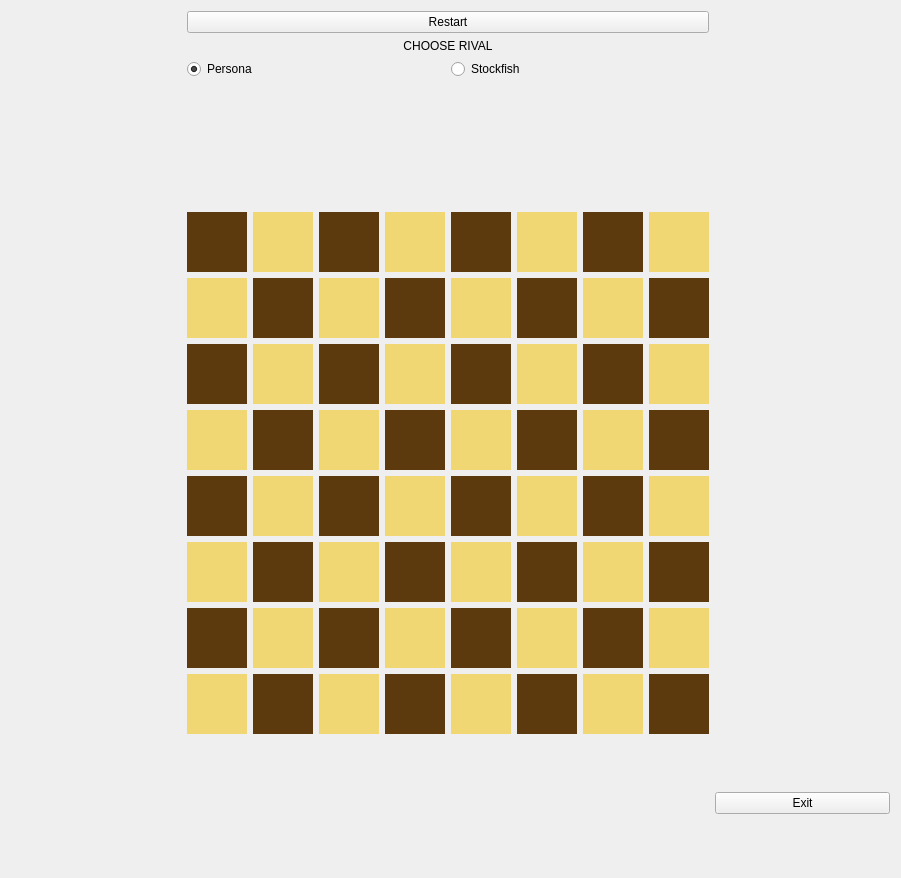
Old version of the form chess.ui in the repository HectorAy6/Chess_with_AI.
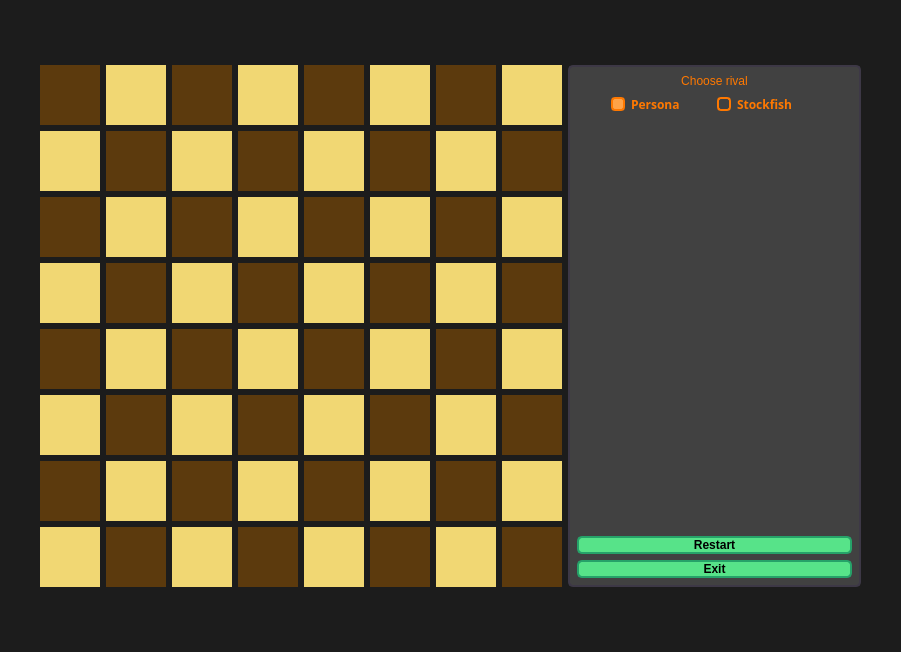
New version of the form. Icons and pictures are not drawn. Custom widgets are drawn as their Qt base class.

```diff
--- a/chess.ui
+++ b/chess.ui
@@ -7,54 +7,1077 @@
     <x>0</x>
     <y>0</y>
     <width>901</width>
-    <height>878</height>
+    <height>652</height>
    </rect>
   </property>
+  <property name="palette">
+   <palette>
+    <active>
+     <colorrole role="Base">
+      <brush brushstyle="SolidPattern">
+       <color alpha="255">
+        <red>255</red>
+        <green>255</green>
+        <blue>255</blue>
+       </color>
+      </brush>
+     </colorrole>
+     <colorrole role="Window">
+      <brush brushstyle="SolidPattern">
+       <color alpha="255">
+        <red>28</red>
+        <green>28</green>
+        <blue>28</blue>
+       </color>
+      </brush>
+     </colorrole>
+     <colorrole role="HighlightedText">
+      <brush brushstyle="SolidPattern">
+       <color alpha="255">
+        <red>36</red>
+        <green>31</green>
+        <blue>49</blue>
+       </color>
+      </brush>
+     </colorrole>
+    </active>
+    <inactive>
+     <colorrole role="Base">
+      <brush brushstyle="SolidPattern">
+       <color alpha="255">
+        <red>255</red>
+        <green>255</green>
+        <blue>255</blue>
+       </color>
+      </brush>
+     </colorrole>
+     <colorrole role="Window">
+      <brush brushstyle="SolidPattern">
+       <color alpha="255">
+        <red>28</red>
+        <green>28</green>
+        <blue>28</blue>
+       </color>
+      </brush>
+     </colorrole>
+     <colorrole role="HighlightedText">
+      <brush brushstyle="SolidPattern">
+       <color alpha="255">
+        <red>255</red>
+        <green>255</green>
+        <blue>255</blue>
+       </color>
+      </brush>
+     </colorrole>
+    </inactive>
+    <disabled>
+     <colorrole role="Base">
+      <brush brushstyle="SolidPattern">
+       <color alpha="255">
+        <red>28</red>
+        <green>28</green>
+        <blue>28</blue>
+       </color>
+      </brush>
+     </colorrole>
+     <colorrole role="Window">
+      <brush brushstyle="SolidPattern">
+       <color alpha="255">
+        <red>28</red>
+        <green>28</green>
+        <blue>28</blue>
+       </color>
+      </brush>
+     </colorrole>
+     <colorrole role="HighlightedText">
+      <brush brushstyle="SolidPattern">
+       <color alpha="255">
+        <red>255</red>
+        <green>255</green>
+        <blue>255</blue>
+       </color>
+      </brush>
+     </colorrole>
+    </disabled>
+   </palette>
+  </property>
+  <property name="font">
+   <font>
+    <kerning>true</kerning>
+   </font>
+  </property>
+  <property name="acceptDrops">
+   <bool>false</bool>
+  </property>
   <property name="windowTitle">
    <string>chess</string>
   </property>
+  <property name="windowIcon">
+   <iconset resource="resources.qrc">
+    <normaloff>:/Images/Images/Rei_B.png</normaloff>:/Images/Images/Rei_B.png</iconset>
+  </property>
+  <property name="autoFillBackground">
+   <bool>false</bool>
+  </property>
+  <property name="styleSheet">
+   <string notr="true"/>
+  </property>
   <layout class="QGridLayout" name="gridLayout">
+   <item row="11" column="1">
+    <spacer name="verticalSpacer_2">
+     <property name="orientation">
+      <enum>Qt::Vertical</enum>
+     </property>
+     <property name="sizeHint" stdset="0">
+      <size>
+       <width>20</width>
+       <height>40</height>
+      </size>
+     </property>
+    </spacer>
+   </item>
    <item row="7" column="2">
-    <widget class="QPushButton" name="pushButton">
-     <property name="text">
-      <string>Exit</string>
+    <widget class="QWidget" name="widget" native="true">
+     <property name="palette">
+      <palette>
+       <active>
+        <colorrole role="Button">
+         <brush brushstyle="SolidPattern">
+          <color alpha="255">
+           <red>65</red>
+           <green>65</green>
+           <blue>65</blue>
+          </color>
+         </brush>
+        </colorrole>
+        <colorrole role="Base">
+         <brush brushstyle="SolidPattern">
+          <color alpha="255">
+           <red>65</red>
+           <green>65</green>
+           <blue>65</blue>
+          </color>
+         </brush>
+        </colorrole>
+        <colorrole role="Window">
+         <brush brushstyle="SolidPattern">
+          <color alpha="255">
+           <red>65</red>
+           <green>65</green>
+           <blue>65</blue>
+          </color>
+         </brush>
+        </colorrole>
+       </active>
+       <inactive>
+        <colorrole role="Button">
+         <brush brushstyle="SolidPattern">
+          <color alpha="255">
+           <red>65</red>
+           <green>65</green>
+           <blue>65</blue>
+          </color>
+         </brush>
+        </colorrole>
+        <colorrole role="Base">
+         <brush brushstyle="SolidPattern">
+          <color alpha="255">
+           <red>65</red>
+           <green>65</green>
+           <blue>65</blue>
+          </color>
+         </brush>
+        </colorrole>
+        <colorrole role="Window">
+         <brush brushstyle="SolidPattern">
+          <color alpha="255">
+           <red>65</red>
+           <green>65</green>
+           <blue>65</blue>
+          </color>
+         </brush>
+        </colorrole>
+       </inactive>
+       <disabled>
+        <colorrole role="Button">
+         <brush brushstyle="SolidPattern">
+          <color alpha="255">
+           <red>65</red>
+           <green>65</green>
+           <blue>65</blue>
+          </color>
+         </brush>
+        </colorrole>
+        <colorrole role="Base">
+         <brush brushstyle="SolidPattern">
+          <color alpha="255">
+           <red>65</red>
+           <green>65</green>
+           <blue>65</blue>
+          </color>
+         </brush>
+        </colorrole>
+        <colorrole role="Window">
+         <brush brushstyle="SolidPattern">
+          <color alpha="255">
+           <red>65</red>
+           <green>65</green>
+           <blue>65</blue>
+          </color>
+         </brush>
+        </colorrole>
+       </disabled>
+      </palette>
      </property>
+     <property name="autoFillBackground">
+      <bool>false</bool>
+     </property>
+     <property name="styleSheet">
+      <string notr="true">border-style: solid;
+border-color:rgb(61, 56, 70);
+border-radius: 5px;
+border-width: 2px;
+background-color:rgb(65, 65, 65);
+</string>
+     </property>
+     <layout class="QVBoxLayout" name="verticalLayout">
+      <item>
+       <widget class="QLabel" name="label">
+        <property name="palette">
+         <palette>
+          <active>
+           <colorrole role="WindowText">
+            <brush brushstyle="SolidPattern">
+             <color alpha="255">
+              <red>255</red>
+              <green>120</green>
+              <blue>0</blue>
+             </color>
+            </brush>
+           </colorrole>
+           <colorrole role="Button">
+            <brush brushstyle="SolidPattern">
+             <color alpha="255">
+              <red>65</red>
+              <green>65</green>
+              <blue>65</blue>
+             </color>
+            </brush>
+           </colorrole>
+           <colorrole role="Text">
+            <brush brushstyle="SolidPattern">
+             <color alpha="255">
+              <red>255</red>
+              <green>120</green>
+              <blue>0</blue>
+             </color>
+            </brush>
+           </colorrole>
+           <colorrole role="BrightText">
+            <brush brushstyle="SolidPattern">
+             <color alpha="255">
+              <red>255</red>
+              <green>120</green>
+              <blue>0</blue>
+             </color>
+            </brush>
+           </colorrole>
+           <colorrole role="ButtonText">
+            <brush brushstyle="SolidPattern">
+             <color alpha="255">
+              <red>255</red>
+              <green>120</green>
+              <blue>0</blue>
+             </color>
+            </brush>
+           </colorrole>
+           <colorrole role="Base">
+            <brush brushstyle="SolidPattern">
+             <color alpha="255">
+              <red>65</red>
+              <green>65</green>
+              <blue>65</blue>
+             </color>
+            </brush>
+           </colorrole>
+           <colorrole role="Window">
+            <brush brushstyle="SolidPattern">
+             <color alpha="255">
+              <red>65</red>
+              <green>65</green>
+              <blue>65</blue>
+             </color>
+            </brush>
+           </colorrole>
+           <colorrole role="PlaceholderText">
+            <brush brushstyle="SolidPattern">
+             <color alpha="128">
+              <red>255</red>
+              <green>120</green>
+              <blue>0</blue>
+             </color>
+            </brush>
+           </colorrole>
+          </active>
+          <inactive>
+           <colorrole role="WindowText">
+            <brush brushstyle="SolidPattern">
+             <color alpha="255">
+              <red>255</red>
+              <green>120</green>
+              <blue>0</blue>
+             </color>
+            </brush>
+           </colorrole>
+           <colorrole role="Button">
+            <brush brushstyle="SolidPattern">
+             <color alpha="255">
+              <red>65</red>
+              <green>65</green>
+              <blue>65</blue>
+             </color>
+            </brush>
+           </colorrole>
+           <colorrole role="Text">
+            <brush brushstyle="SolidPattern">
+             <color alpha="255">
+              <red>255</red>
+              <green>120</green>
+              <blue>0</blue>
+             </color>
+            </brush>
+           </colorrole>
+           <colorrole role="BrightText">
+            <brush brushstyle="SolidPattern">
+             <color alpha="255">
+              <red>255</red>
+              <green>120</green>
+              <blue>0</blue>
+             </color>
+            </brush>
+           </colorrole>
+           <colorrole role="ButtonText">
+            <brush brushstyle="SolidPattern">
+             <color alpha="255">
+              <red>255</red>
+              <green>120</green>
+              <blue>0</blue>
+             </color>
+            </brush>
+           </colorrole>
+           <colorrole role="Base">
+            <brush brushstyle="SolidPattern">
+             <color alpha="255">
+              <red>65</red>
+              <green>65</green>
+              <blue>65</blue>
+             </color>
+            </brush>
+           </colorrole>
+           <colorrole role="Window">
+            <brush brushstyle="SolidPattern">
+             <color alpha="255">
+              <red>65</red>
+              <green>65</green>
+              <blue>65</blue>
+             </color>
+            </brush>
+           </colorrole>
+           <colorrole role="PlaceholderText">
+            <brush brushstyle="SolidPattern">
+             <color alpha="128">
+              <red>255</red>
+              <green>120</green>
+              <blue>0</blue>
+             </color>
+            </brush>
+           </colorrole>
+          </inactive>
+          <disabled>
+           <colorrole role="WindowText">
+            <brush brushstyle="SolidPattern">
+             <color alpha="255">
+              <red>190</red>
+              <green>190</green>
+              <blue>190</blue>
+             </color>
+            </brush>
+           </colorrole>
+           <colorrole role="Button">
+            <brush brushstyle="SolidPattern">
+             <color alpha="255">
+              <red>65</red>
+              <green>65</green>
+              <blue>65</blue>
+             </color>
+            </brush>
+           </colorrole>
+           <colorrole role="Text">
+            <brush brushstyle="SolidPattern">
+             <color alpha="255">
+              <red>190</red>
+              <green>190</green>
+              <blue>190</blue>
+             </color>
+            </brush>
+           </colorrole>
+           <colorrole role="BrightText">
+            <brush brushstyle="SolidPattern">
+             <color alpha="255">
+              <red>255</red>
+              <green>120</green>
+              <blue>0</blue>
+             </color>
+            </brush>
+           </colorrole>
+           <colorrole role="ButtonText">
+            <brush brushstyle="SolidPattern">
+             <color alpha="255">
+              <red>190</red>
+              <green>190</green>
+              <blue>190</blue>
+             </color>
+            </brush>
+           </colorrole>
+           <colorrole role="Base">
+            <brush brushstyle="SolidPattern">
+             <color alpha="255">
+              <red>65</red>
+              <green>65</green>
+              <blue>65</blue>
+             </color>
+            </brush>
+           </colorrole>
+           <colorrole role="Window">
+            <brush brushstyle="SolidPattern">
+             <color alpha="255">
+              <red>65</red>
+              <green>65</green>
+              <blue>65</blue>
+             </color>
+            </brush>
+           </colorrole>
+           <colorrole role="PlaceholderText">
+            <brush brushstyle="SolidPattern">
+             <color alpha="128">
+              <red>0</red>
+              <green>0</green>
+              <blue>0</blue>
+             </color>
+            </brush>
+           </colorrole>
+          </disabled>
+         </palette>
+        </property>
+        <property name="autoFillBackground">
+         <bool>false</bool>
+        </property>
+        <property name="styleSheet">
+         <string notr="true">font: 500 18pt &quot;Ubuntu Sans&quot;;
+border-width: 0px;</string>
+        </property>
+        <property name="text">
+         <string>Choose rival</string>
+        </property>
+        <property name="alignment">
+         <set>Qt::AlignCenter</set>
+        </property>
+       </widget>
+      </item>
+      <item>
+       <layout class="QHBoxLayout" name="horizontalLayout">
+        <item>
+         <spacer name="horizontalSpacer_3">
+          <property name="orientation">
+           <enum>Qt::Horizontal</enum>
+          </property>
+          <property name="sizeHint" stdset="0">
+           <size>
+            <width>40</width>
+            <height>20</height>
+           </size>
+          </property>
+         </spacer>
+        </item>
+        <item>
+         <widget class="QRadioButton" name="radioButton">
+          <property name="sizePolicy">
+           <sizepolicy hsizetype="Minimum" vsizetype="Fixed">
+            <horstretch>0</horstretch>
+            <verstretch>0</verstretch>
+           </sizepolicy>
+          </property>
+          <property name="minimumSize">
+           <size>
+            <width>100</width>
+            <height>0</height>
+           </size>
+          </property>
+          <property name="palette">
+           <palette>
+            <active>
+             <colorrole role="WindowText">
+              <brush brushstyle="SolidPattern">
+               <color alpha="255">
+                <red>255</red>
+                <green>120</green>
+                <blue>0</blue>
+               </color>
+              </brush>
+             </colorrole>
+             <colorrole role="Button">
+              <brush brushstyle="SolidPattern">
+               <color alpha="255">
+                <red>65</red>
+                <green>65</green>
+                <blue>65</blue>
+               </color>
+              </brush>
+             </colorrole>
+             <colorrole role="Base">
+              <brush brushstyle="SolidPattern">
+               <color alpha="255">
+                <red>65</red>
+                <green>65</green>
+                <blue>65</blue>
+               </color>
+              </brush>
+             </colorrole>
+             <colorrole role="Window">
+              <brush brushstyle="SolidPattern">
+               <color alpha="255">
+                <red>65</red>
+                <green>65</green>
+                <blue>65</blue>
+               </color>
+              </brush>
+             </colorrole>
+            </active>
+            <inactive>
+             <colorrole role="WindowText">
+              <brush brushstyle="SolidPattern">
+               <color alpha="255">
+                <red>255</red>
+                <green>120</green>
+                <blue>0</blue>
+               </color>
+              </brush>
+             </colorrole>
+             <colorrole role="Button">
+              <brush brushstyle="SolidPattern">
+               <color alpha="255">
+                <red>65</red>
+                <green>65</green>
+                <blue>65</blue>
+               </color>
+              </brush>
+             </colorrole>
+             <colorrole role="Base">
+              <brush brushstyle="SolidPattern">
+               <color alpha="255">
+                <red>65</red>
+                <green>65</green>
+                <blue>65</blue>
+               </color>
+              </brush>
+             </colorrole>
+             <colorrole role="Window">
+              <brush brushstyle="SolidPattern">
+               <color alpha="255">
+                <red>65</red>
+                <green>65</green>
+                <blue>65</blue>
+               </color>
+              </brush>
+             </colorrole>
+            </inactive>
+            <disabled>
+             <colorrole role="WindowText">
+              <brush brushstyle="SolidPattern">
+               <color alpha="255">
+                <red>190</red>
+                <green>190</green>
+                <blue>190</blue>
+               </color>
+              </brush>
+             </colorrole>
+             <colorrole role="Button">
+              <brush brushstyle="SolidPattern">
+               <color alpha="255">
+                <red>65</red>
+                <green>65</green>
+                <blue>65</blue>
+               </color>
+              </brush>
+             </colorrole>
+             <colorrole role="Base">
+              <brush brushstyle="SolidPattern">
+               <color alpha="255">
+                <red>65</red>
+                <green>65</green>
+                <blue>65</blue>
+               </color>
+              </brush>
+             </colorrole>
+             <colorrole role="Window">
+              <brush brushstyle="SolidPattern">
+               <color alpha="255">
+                <red>65</red>
+                <green>65</green>
+                <blue>65</blue>
+               </color>
+              </brush>
+             </colorrole>
+            </disabled>
+           </palette>
+          </property>
+          <property name="font">
+           <font>
+            <family>Sans Serif</family>
+            <weight>75</weight>
+            <bold>true</bold>
+           </font>
+          </property>
+          <property name="cursor">
+           <cursorShape>PointingHandCursor</cursorShape>
+          </property>
+          <property name="styleSheet">
+           <string notr="true">QRadioButton{
+	background-color: rgb(65, 65, 65);
+	border-radius:3px;
+	border-width: 0px;
+}
+
+QRadioButton::indicator:hover {
+    width: 15px;
+    height: 15px;
+	spacing: 10px;
+	border-style: solid;
+	border-color:rgb(255, 120, 0);
+	border-radius: 4px;
+	border-width: 3px;
+}
+QRadioButton::indicator:!hover {
+	border-style: solid;
+	border-color:rgb(255, 120, 0);
+	border-radius: 4px;
+	border-width: 2px;
+}
+
+QRadioButton::indicator:!hover:checked {
+	border-style: solid;
+	border-color:rgb(255, 120, 0);
+	background-color:rgb(255, 163, 72);
+	border-radius: 4px;
+	border-width: 2px;
+}
+
+QRadioButton::indicator:hover:checked {
+    width: 15px;
+    height: 15px;
+	spacing: 10px;
+	border-style: solid;
+	border-color:rgb(255, 120, 0);
+	border-radius: 4px;
+	border-width: 3px;
+	background-color:rgb(255, 163, 72);
+}
+</string>
+          </property>
+          <property name="text">
+           <string>Persona</string>
+          </property>
+          <property name="checked">
+           <bool>true</bool>
+          </property>
+         </widget>
+        </item>
+        <item>
+         <widget class="QRadioButton" name="radioButton_2">
+          <property name="minimumSize">
+           <size>
+            <width>100</width>
+            <height>0</height>
+           </size>
+          </property>
+          <property name="palette">
+           <palette>
+            <active>
+             <colorrole role="WindowText">
+              <brush brushstyle="SolidPattern">
+               <color alpha="255">
+                <red>255</red>
+                <green>120</green>
+                <blue>0</blue>
+               </color>
+              </brush>
+             </colorrole>
+             <colorrole role="Button">
+              <brush brushstyle="SolidPattern">
+               <color alpha="255">
+                <red>65</red>
+                <green>65</green>
+                <blue>65</blue>
+               </color>
+              </brush>
+             </colorrole>
+             <colorrole role="Base">
+              <brush brushstyle="SolidPattern">
+               <color alpha="255">
+                <red>65</red>
+                <green>65</green>
+                <blue>65</blue>
+               </color>
+              </brush>
+             </colorrole>
+             <colorrole role="Window">
+              <brush brushstyle="SolidPattern">
+               <color alpha="255">
+                <red>65</red>
+                <green>65</green>
+                <blue>65</blue>
+               </color>
+              </brush>
+             </colorrole>
+            </active>
+            <inactive>
+             <colorrole role="WindowText">
+              <brush brushstyle="SolidPattern">
+               <color alpha="255">
+                <red>255</red>
+                <green>120</green>
+                <blue>0</blue>
+               </color>
+              </brush>
+             </colorrole>
+             <colorrole role="Button">
+              <brush brushstyle="SolidPattern">
+               <color alpha="255">
+                <red>65</red>
+                <green>65</green>
+                <blue>65</blue>
+               </color>
+              </brush>
+             </colorrole>
+             <colorrole role="Base">
+              <brush brushstyle="SolidPattern">
+               <color alpha="255">
+                <red>65</red>
+                <green>65</green>
+                <blue>65</blue>
+               </color>
+              </brush>
+             </colorrole>
+             <colorrole role="Window">
+              <brush brushstyle="SolidPattern">
+               <color alpha="255">
+                <red>65</red>
+                <green>65</green>
+                <blue>65</blue>
+               </color>
+              </brush>
+             </colorrole>
+            </inactive>
+            <disabled>
+             <colorrole role="WindowText">
+              <brush brushstyle="SolidPattern">
+               <color alpha="255">
+                <red>190</red>
+                <green>190</green>
+                <blue>190</blue>
+               </color>
+              </brush>
+             </colorrole>
+             <colorrole role="Button">
+              <brush brushstyle="SolidPattern">
+               <color alpha="255">
+                <red>65</red>
+                <green>65</green>
+                <blue>65</blue>
+               </color>
+              </brush>
+             </colorrole>
+             <colorrole role="Base">
+              <brush brushstyle="SolidPattern">
+               <color alpha="255">
+                <red>65</red>
+                <green>65</green>
+                <blue>65</blue>
+               </color>
+              </brush>
+             </colorrole>
+             <colorrole role="Window">
+              <brush brushstyle="SolidPattern">
+               <color alpha="255">
+                <red>65</red>
+                <green>65</green>
+                <blue>65</blue>
+               </color>
+              </brush>
+             </colorrole>
+            </disabled>
+           </palette>
+          </property>
+          <property name="font">
+           <font>
+            <family>Sans Serif</family>
+            <weight>75</weight>
+            <bold>true</bold>
+           </font>
+          </property>
+          <property name="cursor">
+           <cursorShape>PointingHandCursor</cursorShape>
+          </property>
+          <property name="layoutDirection">
+           <enum>Qt::LeftToRight</enum>
+          </property>
+          <property name="styleSheet">
+           <string notr="true">QRadioButton{
+	background-color: rgb(65, 65, 65);
+	border-radius:3px;
+	border-width: 0px;
+}
+
+QRadioButton::indicator:hover {
+    width: 15px;
+    height: 15px;
+	spacing: 10px;
+	border-style: solid;
+	border-color:rgb(255, 120, 0);
+	border-radius: 4px;
+	border-width: 3px;
+}
+QRadioButton::indicator:!hover {
+	border-style: solid;
+	border-color:rgb(255, 120, 0);
+	border-radius: 4px;
+	border-width: 2px;
+}
+
+QRadioButton::indicator:!hover:checked {
+	border-style: solid;
+	border-color:rgb(255, 120, 0);
+	background-color:rgb(255, 163, 72);
+	border-radius: 4px;
+	border-width: 2px;
+}
+
+QRadioButton::indicator:hover:checked {
+    width: 15px;
+    height: 15px;
+	spacing: 10px;
+	border-style: solid;
+	border-color:rgb(255, 120, 0);
+	border-radius: 4px;
+	border-width: 3px;
+	background-color:rgb(255, 163, 72);
+}
+</string>
+          </property>
+          <property name="text">
+           <string>Stockfish</string>
+          </property>
+         </widget>
+        </item>
+        <item>
+         <spacer name="horizontalSpacer_4">
+          <property name="orientation">
+           <enum>Qt::Horizontal</enum>
+          </property>
+          <property name="sizeHint" stdset="0">
+           <size>
+            <width>40</width>
+            <height>20</height>
+           </size>
+          </property>
+         </spacer>
+        </item>
+       </layout>
+      </item>
+      <item>
+       <spacer name="verticalSpacer_3">
+        <property name="orientation">
+         <enum>Qt::Vertical</enum>
+        </property>
+        <property name="sizeHint" stdset="0">
+         <size>
+          <width>20</width>
+          <height>40</height>
+         </size>
+        </property>
+       </spacer>
+      </item>
+      <item>
+       <layout class="QVBoxLayout" name="verticalLayout_4">
+        <item>
+         <widget class="QPushButton" name="pushButton_2">
+          <property name="palette">
+           <palette>
+            <active>
+             <colorrole role="Button">
+              <brush brushstyle="SolidPattern">
+               <color alpha="255">
+                <red>87</red>
+                <green>227</green>
+                <blue>137</blue>
+               </color>
+              </brush>
+             </colorrole>
+             <colorrole role="Base">
+              <brush brushstyle="SolidPattern">
+               <color alpha="255">
+                <red>87</red>
+                <green>227</green>
+                <blue>137</blue>
+               </color>
+              </brush>
+             </colorrole>
+             <colorrole role="Window">
+              <brush brushstyle="SolidPattern">
+               <color alpha="255">
+                <red>87</red>
+                <green>227</green>
+                <blue>137</blue>
+               </color>
+              </brush>
+             </colorrole>
+            </active>
+            <inactive>
+             <colorrole role="Button">
+              <brush brushstyle="SolidPattern">
+               <color alpha="255">
+                <red>87</red>
+                <green>227</green>
+                <blue>137</blue>
+               </color>
+              </brush>
+             </colorrole>
+             <colorrole role="Base">
+              <brush brushstyle="SolidPattern">
+               <color alpha="255">
+                <red>87</red>
+                <green>227</green>
+                <blue>137</blue>
+               </color>
+              </brush>
+             </colorrole>
+             <colorrole role="Window">
+              <brush brushstyle="SolidPattern">
+               <color alpha="255">
+                <red>87</red>
+                <green>227</green>
+                <blue>137</blue>
+               </color>
+              </brush>
+             </colorrole>
+            </inactive>
+            <disabled>
+             <colorrole role="Button">
+              <brush brushstyle="SolidPattern">
+               <color alpha="255">
+                <red>87</red>
+                <green>227</green>
+                <blue>137</blue>
+               </color>
+              </brush>
+             </colorrole>
+             <colorrole role="Base">
+              <brush brushstyle="SolidPattern">
+               <color alpha="255">
+                <red>87</red>
+                <green>227</green>
+                <blue>137</blue>
+               </color>
+              </brush>
+             </colorrole>
+             <colorrole role="Window">
+              <brush brushstyle="SolidPattern">
+               <color alpha="255">
+                <red>87</red>
+                <green>227</green>
+                <blue>137</blue>
+               </color>
+              </brush>
+             </colorrole>
+            </disabled>
+           </palette>
+          </property>
+          <property name="font">
+           <font>
+            <weight>75</weight>
+            <bold>true</bold>
+           </font>
+          </property>
+          <property name="cursor">
+           <cursorShape>PointingHandCursor</cursorShape>
+          </property>
+          <property name="styleSheet">
+           <string notr="true">QPushButton{
+	background-color:rgb(87, 227, 137);
+	border-color: rgb(38, 162, 105); 
+}
+
+QPushButton:hover{
+	background-color:rgb(143, 240, 164);
+	border-color: rgb(38, 162, 105); 
+	width: 30px;
+}</string>
+          </property>
+          <property name="text">
+           <string>Restart</string>
+          </property>
+         </widget>
+        </item>
+        <item>
+         <widget class="QPushButton" name="pushButton">
+          <property name="font">
+           <font>
+            <weight>75</weight>
+            <bold>true</bold>
+           </font>
+          </property>
+          <property name="cursor">
+           <cursorShape>PointingHandCursor</cursorShape>
+          </property>
+          <property name="mouseTracking">
+           <bool>true</bool>
+          </property>
+          <property name="styleSheet">
+           <string notr="true">QPushButton{
+	background-color:rgb(87, 227, 137);
+	border-color: rgb(38, 162, 105); 
+}
+
+QPushButton:hover{
+	background-color:rgb(143, 240, 164);
+	border-color: rgb(38, 162, 105); 
+	width: 30px;
+}</string>
+          </property>
+          <property name="text">
+           <string>Exit</string>
+          </property>
+         </widget>
+        </item>
+       </layout>
+      </item>
+     </layout>
     </widget>
    </item>
+   <item row="7" column="0">
+    <spacer name="horizontalSpacer">
+     <property name="orientation">
+      <enum>Qt::Horizontal</enum>
+     </property>
+     <property name="sizeHint" stdset="0">
+      <size>
+       <width>40</width>
+       <height>20</height>
+      </size>
+     </property>
+    </spacer>
+   </item>
    <item row="7" column="1">
-    <spacer name="verticalSpacer_2">
-     <property name="orientation">
-      <enum>Qt::Vertical</enum>
-     </property>
-     <property name="sizeHint" stdset="0">
-      <size>
-       <width>20</width>
-       <height>40</height>
-      </size>
-     </property>
-    </spacer>
-   </item>
-   <item row="5" column="1">
-    <spacer name="verticalSpacer">
-     <property name="orientation">
-      <enum>Qt::Vertical</enum>
-     </property>
-     <property name="sizeHint" stdset="0">
-      <size>
-       <width>20</width>
-       <height>40</height>
-      </size>
-     </property>
-    </spacer>
-   </item>
-   <item row="2" column="1">
-    <widget class="QPushButton" name="pushButton_2">
-     <property name="text">
-      <string>Restart</string>
-     </property>
-    </widget>
-   </item>
-   <item row="6" column="1">
     <layout class="QGridLayout" name="gridLayout_5" rowstretch="0,0,0,0,0,0,0,0" columnstretch="0,0,0,0,0,0,0,0" rowminimumheight="60,60,60,60,60,60,60,60" columnminimumwidth="60,60,60,60,60,60,60,60">
      <property name="sizeConstraint">
       <enum>QLayout::SetFixedSize</enum>
@@ -6080,7 +7103,20 @@
      </item>
     </layout>
    </item>
-   <item row="6" column="2">
+   <item row="6" column="1">
+    <spacer name="verticalSpacer">
+     <property name="orientation">
+      <enum>Qt::Vertical</enum>
+     </property>
+     <property name="sizeHint" stdset="0">
+      <size>
+       <width>20</width>
+       <height>40</height>
+      </size>
+     </property>
+    </spacer>
+   </item>
+   <item row="7" column="3">
     <spacer name="horizontalSpacer_2">
      <property name="orientation">
       <enum>Qt::Horizontal</enum>
@@ -6093,53 +7129,6 @@
      </property>
     </spacer>
    </item>
-   <item row="4" column="1">
-    <layout class="QHBoxLayout" name="horizontalLayout_2">
-     <item>
-      <widget class="QRadioButton" name="radioButton">
-       <property name="text">
-        <string>Persona</string>
-       </property>
-       <property name="checked">
-        <bool>true</bool>
-       </property>
-      </widget>
-     </item>
-     <item>
-      <widget class="QRadioButton" name="radioButton_2">
-       <property name="layoutDirection">
-        <enum>Qt::LeftToRight</enum>
-       </property>
-       <property name="text">
-        <string>Stockfish</string>
-       </property>
-      </widget>
-     </item>
-    </layout>
-   </item>
-   <item row="6" column="0">
-    <spacer name="horizontalSpacer">
-     <property name="orientation">
-      <enum>Qt::Horizontal</enum>
-     </property>
-     <property name="sizeHint" stdset="0">
-      <size>
-       <width>40</width>
-       <height>20</height>
-      </size>
-     </property>
-    </spacer>
-   </item>
-   <item row="3" column="1">
-    <widget class="QLabel" name="label">
-     <property name="text">
-      <string>CHOOSE RIVAL</string>
-     </property>
-     <property name="alignment">
-      <set>Qt::AlignCenter</set>
-     </property>
-    </widget>
-   </item>
   </layout>
  </widget>
  <customwidgets>
```
Left out of the diff: 26 changed lines with no effect on the pictures.
